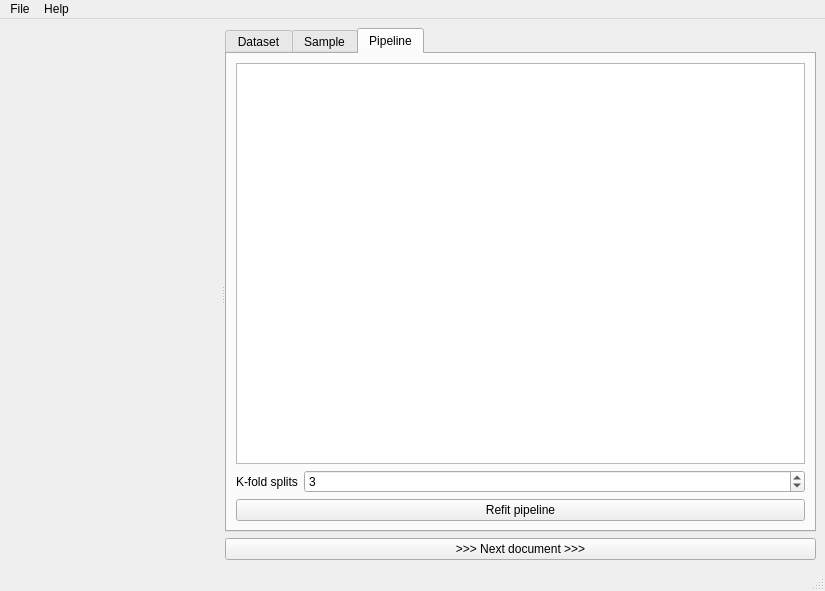
The window that benkpress/ui/mainwindow.ui (dennishedback/benkpress) describes before a commit, drawn with Qt 5.
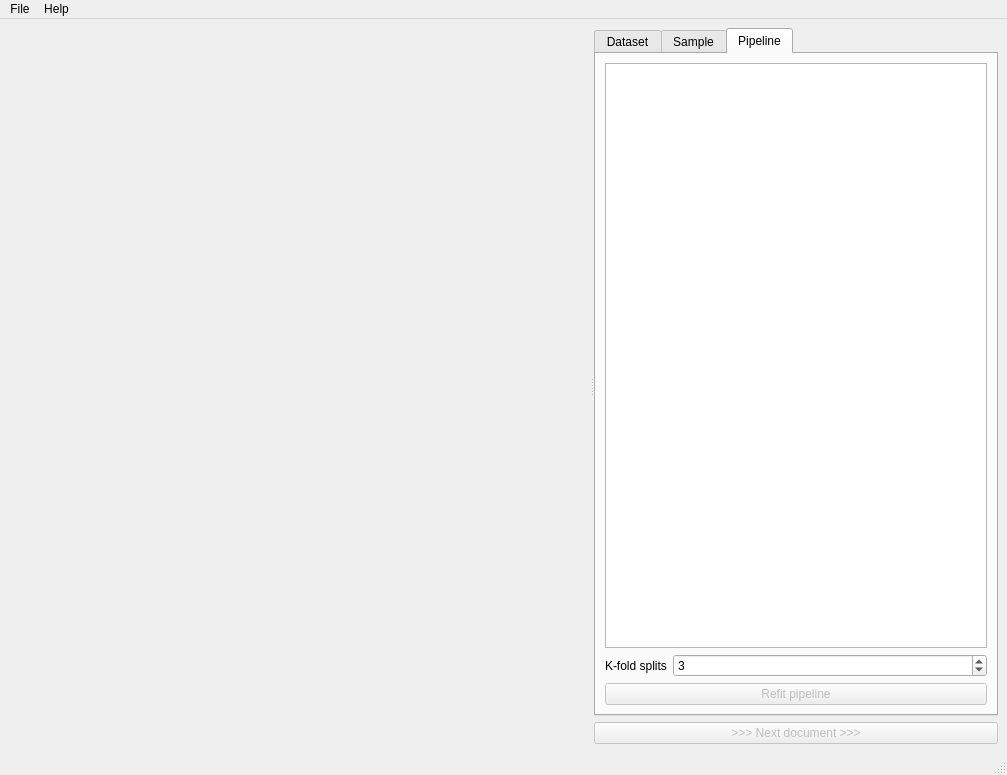
The same window after the commit. The open tabs and pages were chosen to show the change. Custom widgets are drawn as their Qt base class.

Commit message: Move processing of documents to its own thread

What changed in the file:
```diff
--- a/benkpress/ui/mainwindow.ui
+++ b/benkpress/ui/mainwindow.ui
@@ -6,8 +6,8 @@
    <rect>
     <x>0</x>
     <y>0</y>
-    <width>825</width>
-    <height>591</height>
+    <width>1007</width>
+    <height>775</height>
    </rect>
   </property>
   <property name="windowTitle">
@@ -27,6 +27,12 @@
          <verstretch>0</verstretch>
         </sizepolicy>
        </property>
+       <property name="minimumSize">
+        <size>
+         <width>400</width>
+         <height>0</height>
+        </size>
+       </property>
       </widget>
       <widget class="QWidget" name="verticalLayoutWidget">
        <layout class="QVBoxLayout" name="sidebar_layout">
@@ -102,6 +108,9 @@
             </item>
             <item>
              <widget class="QPushButton" name="refit_pipeline_button">
+              <property name="enabled">
+               <bool>false</bool>
+              </property>
               <property name="text">
                <string>Refit pipeline</string>
               </property>
@@ -113,6 +122,9 @@
         </item>
         <item>
          <widget class="QPushButton" name="next_document_button">
+          <property name="enabled">
+           <bool>false</bool>
+          </property>
           <property name="text">
            <string>&gt;&gt;&gt; Next document &gt;&gt;&gt;</string>
           </property>
@@ -129,8 +141,8 @@
     <rect>
      <x>0</x>
      <y>0</y>
-     <width>825</width>
-     <height>26</height>
+     <width>1007</width>
+     <height>21</height>
     </rect>
    </property>
    <widget class="QMenu" name="file_menu">
```
The commit also changes 2 other files.
